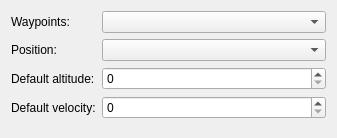
The window that src/Plugin/src/Import/GpxImport/src/GpxImportOptionWidget.ui (till213/SkyDolly) describes before a commit, drawn with Qt 5.
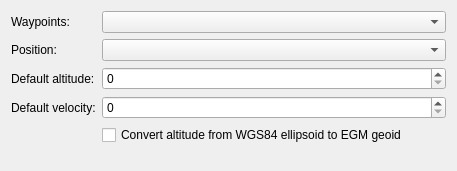
The same window after the commit.

Commit message: Feature geoid (#34)

```diff
--- a/src/Plugin/src/Import/GpxImport/src/GpxImportOptionWidget.ui
+++ b/src/Plugin/src/Import/GpxImport/src/GpxImportOptionWidget.ui
@@ -6,8 +6,8 @@
    <rect>
     <x>0</x>
     <y>0</y>
-    <width>337</width>
-    <height>138</height>
+    <width>457</width>
+    <height>171</height>
    </rect>
   </property>
   <layout class="QFormLayout" name="formLayout">
@@ -88,6 +88,13 @@
      </property>
     </widget>
    </item>
+   <item row="4" column="1">
+    <widget class="QCheckBox" name="convertAltitudeCheckBox">
+     <property name="text">
+      <string>Convert altitude from WGS84 ellipsoid to EGM geoid</string>
+     </property>
+    </widget>
+   </item>
   </layout>
  </widget>
  <resources/>
```
Left out of the diff: 2 changed lines with no effect on the pictures. The commit also changes 82 other files.
